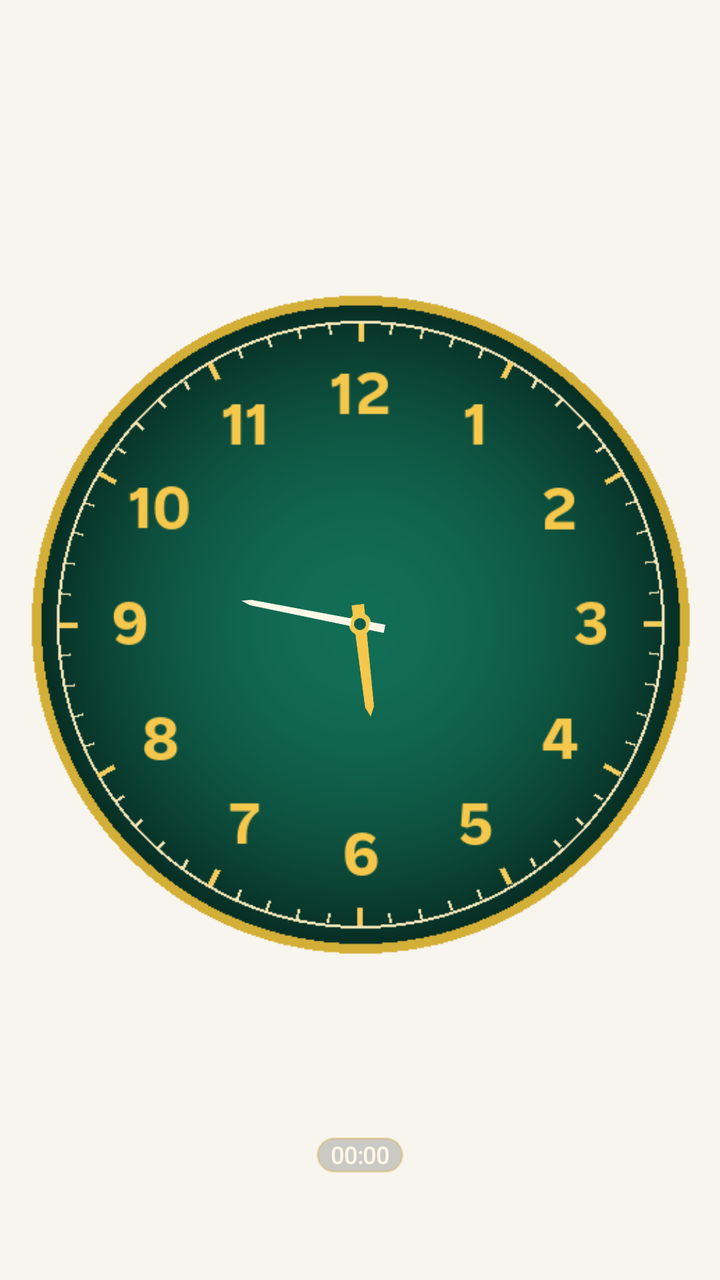
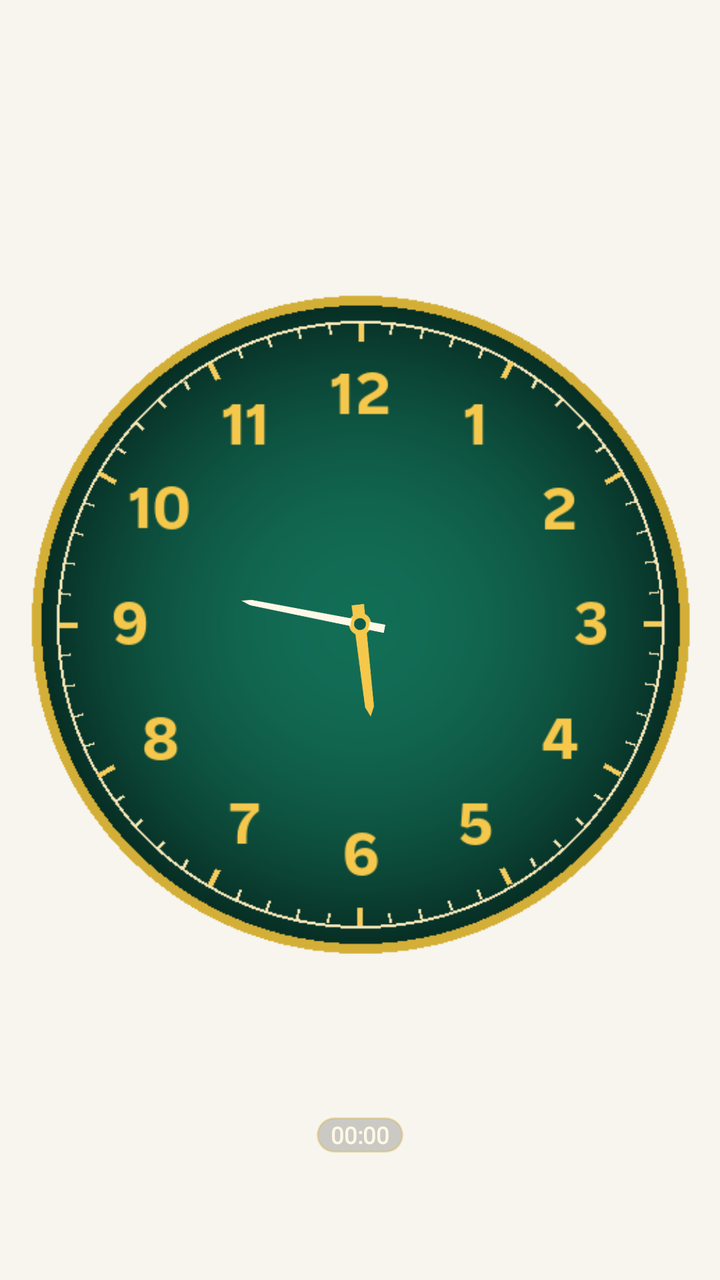

Before-and-after screenshots of an Android layout around one commit, followed by the original layout XML and the change that was made.
<!-- AndroidManifest.xml: application theme SahlTheme -->
<!-- res/layout/widget_analog_clock.xml -->
<LinearLayout xmlns:android="http://schemas.android.com/apk/res/android"
    android:id="@+id/w_aclock_root"
    android:layout_width="match_parent"
    android:layout_height="match_parent"
    android:orientation="vertical"
    android:gravity="center_horizontal"
    android:padding="2dp">

    <FrameLayout
        android:layout_width="match_parent"
        android:layout_height="0dp"
        android:layout_weight="1">

        <AnalogClock
            android:id="@+id/w_aclock_view"
            android:layout_width="match_parent"
            android:layout_height="match_parent"
            android:layout_gravity="center"
            android:dial="@drawable/sahl_clock_dial_num"
            android:hand_hour="@drawable/sahl_clock_hour"
            android:hand_minute="@drawable/sahl_clock_minute" />

        
        <TextClock
            android:id="@+id/w_aclock_digital"
            android:fontFamily="@font/thmanyah"
            android:layout_width="wrap_content"
            android:layout_height="wrap_content"
            android:layout_gravity="center_horizontal|bottom"
            android:layout_marginBottom="36dp"
            android:paddingStart="7dp"
            android:paddingEnd="7dp"
            android:paddingTop="1dp"
            android:paddingBottom="1dp"
            android:background="@drawable/widget_pill_bg"
            android:format24Hour="HH:mm"
            android:format12Hour="HH:mm"
            android:textColor="#FFF8E7"
            android:textSize="11.5sp"
            android:textStyle="bold" />
    </FrameLayout>

    <TextView
        android:id="@+id/w_aclock_hijri"
        android:fontFamily="@font/thmanyah"
        android:layout_width="wrap_content"
        android:layout_height="wrap_content"
        android:paddingTop="1dp"
        android:gravity="center"
        android:textColor="#F5C84C"
        android:shadowColor="#CC000000"
        android:shadowDx="0"
        android:shadowDy="1"
        android:shadowRadius="4"
        android:textSize="11sp"
        android:textStyle="bold"
        android:maxLines="1" />
</LinearLayout>
<!-- resources referenced by this layout -->
<resources>
  <!-- drawable sahl_clock_dial_num: png bitmap (drawable, 56925 bytes) -->
  <!-- drawable sahl_clock_hour (drawable) -->
  <?xml version="1.0" encoding="utf-8"?>
  <vector xmlns:android="http://schemas.android.com/apk/res/android"
      android:width="200dp"
      android:height="200dp"
      android:viewportWidth="200"
      android:viewportHeight="200">
      
      <path
          android:pathData="M95.5,114 L96.8,40 L100,33 L103.2,40 L104.5,114 Z"
          android:fillColor="#F5C84C" />
      <path
          android:pathData="M100,92 A8,8 0,1 1,99.9 92 Z"
          android:fillColor="#F5C84C" />
  </vector>
  <!-- drawable sahl_clock_minute (drawable) -->
  <?xml version="1.0" encoding="utf-8"?>
  <vector xmlns:android="http://schemas.android.com/apk/res/android"
      android:width="200dp"
      android:height="200dp"
      android:viewportWidth="200"
      android:viewportHeight="200">
      
      <path
          android:pathData="M97,118 L98,20 L100,13 L102,20 L103,118 Z"
          android:fillColor="#FFF8E7" />
      <path
          android:pathData="M100,94.5 A5.5,5.5 0,1 1,99.9 94.5 Z"
          android:fillColor="#0B5D4B"
          android:strokeWidth="2.5"
          android:strokeColor="#F5C84C" />
  </vector>
  <!-- drawable widget_pill_bg (drawable) -->
  <shape xmlns:android="http://schemas.android.com/apk/res/android">
      <solid android:color="#2E000000"/>
      <corners android:radius="14dp"/>
      <stroke android:width="1dp" android:color="#55D4AF37"/>
  </shape>
  <style name="SahlTheme" parent="android:Theme.Material.Light.NoActionBar">
          <item name="android:colorPrimary">@color/emerald</item>
          <item name="android:colorAccent">@color/emerald</item>
          <item name="android:colorControlNormal">@color/sub</item>
          <item name="android:colorControlActivated">@color/emerald</item>
          <item name="android:textColorPrimary">@color/text</item>
          <item name="android:textColorSecondary">@color/sub</item>
          <item name="android:textColorHint">@color/sub</item>
          <item name="android:editTextStyle">@style/SahlEdit</item>
          <item name="android:windowBackground">@color/bg</item>
          <item name="android:statusBarColor">@color/emerald_dark</item>
      </style>
  <color name="emerald">#0B5D4B</color>
  <color name="sub">#5E6B66</color>
  <color name="text">#1B2A26</color>
  <style name="SahlEdit" parent="android:Widget.Material.EditText">
          <item name="android:background">@drawable/edit_bg</item>
          <item name="android:paddingStart">14dp</item>
          <item name="android:paddingEnd">14dp</item>
          <item name="android:paddingTop">12dp</item>
          <item name="android:paddingBottom">12dp</item>
          <item name="android:textColor">@color/text</item>
          <item name="android:textColorHint">@color/sub</item>
          <item name="android:layout_marginTop">6dp</item>
          <item name="android:layout_marginBottom">6dp</item>
      </style>
  <color name="bg">#F7F5EE</color>
  <color name="emerald_dark">#073D32</color>
  <!-- drawable edit_bg (drawable) -->
  <shape xmlns:android="http://schemas.android.com/apk/res/android" android:shape="rectangle">
      <corners android:radius="14dp" />
      <solid android:color="@color/card" />
      <stroke android:width="1.5dp" android:color="@color/emerald" />
  </shape>
  <color name="card">#FFFFFF</color>
</resources>

<!-- the commit's change to res/layout/widget_analog_clock.xml (unified diff, before → after) -->
@@ -27,7 +27,7 @@
             android:layout_width="wrap_content"
             android:layout_height="wrap_content"
             android:layout_gravity="center_horizontal|bottom"
-            android:layout_marginBottom="36dp"
+            android:layout_marginBottom="46dp"
             android:paddingStart="7dp"
             android:paddingEnd="7dp"
             android:paddingTop="1dp"
